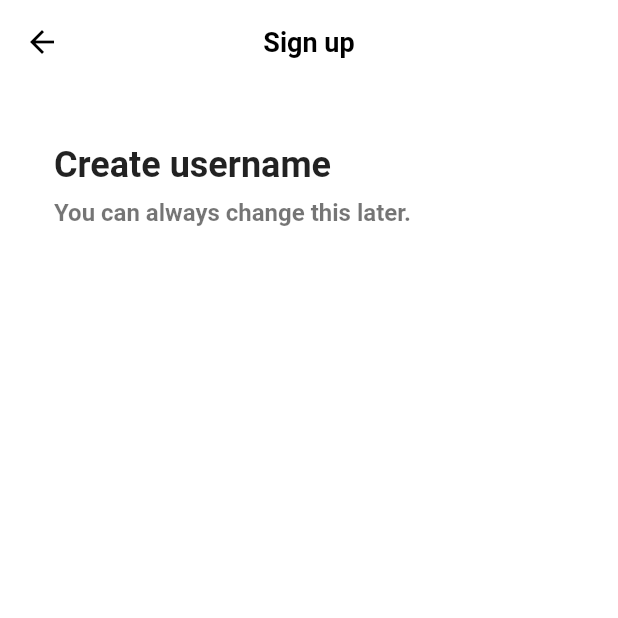
After one commit to Kimyongba/tiltok_clone, a Flutter app: the screen it shows after launch, after a tap on "Use email & password", on a phone screen of 412 x 824 dp, the top half of it. The commit adds this screen. Run offline on Flutter 3.47's test engine with Material 2 defaults, Android fonts, the phone set to English and light mode, and no system bars; our stand-ins replace font_awesome_flutter.

Commit message:
4.3 Sign Up Form

```diff
--- /dev/null
+++ b/lib/features/authentication/email_screen.dart
@@ -0,0 +1,47 @@
+import 'package:flutter/material.dart';
+
+import '../../constants/gaps.dart';
+import '../../constants/sizes.dart';
+
+class EmailScreen extends StatelessWidget {
+  const EmailScreen({super.key});
+
+  @override
+  Widget build(BuildContext context) {
+    return Scaffold(
+      backgroundColor: Colors.white,
+      appBar: AppBar(
+        title: const Text(
+          "Sign up",
+        ),
+      ),
+      body: const Padding(
+        padding: EdgeInsets.symmetric(
+          horizontal: Sizes.size36,
+        ),
+        child: Column(
+          crossAxisAlignment: CrossAxisAlignment.start,
+          children: [
+            Gaps.v40,
+            Text(
+              "Create username",
+              style: TextStyle(
+                fontSize: Sizes.size24,
+                fontWeight: FontWeight.w700,
+              ),
+            ),
+            Gaps.v8,
+            Text(
+              "You can always change this later.",
+              style: TextStyle(
+                fontSize: Sizes.size16,
+                fontWeight: FontWeight.w600,
+                color: Colors.black54,
+              ),
+            ),
+          ],
+        ),
+      ),
+    );
+  }
+}
--- a/lib/features/authentication/login_screen.dart
+++ b/lib/features/authentication/login_screen.dart
@@ -8,7 +8,7 @@ import '../../constants/sizes.dart';
 class LogInScreen extends StatelessWidget {
   const LogInScreen({super.key});
 
-  void onSignUpTap(BuildContext context) {
+  void _onSignUpTap(BuildContext context) {
     Navigator.of(context).pop();
   }
 
@@ -48,7 +48,7 @@ class LogInScreen extends StatelessWidget {
         ),
       ),
       bottomNavigationBar: BottomAppBar(
-        color: Colors.grey.shade100,
+        color: Colors.grey.shade50,
         elevation: 2,
         child: Padding(
           padding: const EdgeInsets.symmetric(vertical: Sizes.size32),
@@ -58,7 +58,7 @@ class LogInScreen extends StatelessWidget {
               const Text("Don't have an account?"),
               Gaps.h5,
               GestureDetector(
-                onTap: () => onSignUpTap(context),
+                onTap: () => _onSignUpTap(context),
                 child: Text(
                   'Sign up',
                   style: TextStyle(
--- a/lib/features/authentication/sign_up_screen.dart
+++ b/lib/features/authentication/sign_up_screen.dart
@@ -1,5 +1,6 @@
 import 'package:flutter/material.dart';
 import 'package:font_awesome_flutter/font_awesome_flutter.dart';
+import 'package:tiktok_clone/features/authentication/email_screen.dart';
 import 'package:tiktok_clone/features/authentication/login_screen.dart';
 import 'package:tiktok_clone/features/authentication/widgets/auth_button.dart';
 
@@ -9,7 +10,7 @@ import '../../constants/sizes.dart';
 class SignUpScreen extends StatelessWidget {
   const SignUpScreen({super.key});
 
-  void onLoginTap(BuildContext context) {
+  void _onLoginTap(BuildContext context) {
     Navigator.of(context).push(
       MaterialPageRoute(
         builder: (context) => const LogInScreen(),
@@ -17,22 +18,30 @@ class SignUpScreen extends StatelessWidget {
     );
   }
 
+  void _onEmailTap(BuildContext context) {
+    Navigator.of(context).push(
+      MaterialPageRoute(
+        builder: (context) => const EmailScreen(),
+      ),
+    );
+  }
+
   @override
   Widget build(BuildContext context) {
     return Scaffold(
-      body: const SafeArea(
+      body: SafeArea(
         child: Padding(
-          padding: EdgeInsets.symmetric(horizontal: Sizes.size40),
+          padding: const EdgeInsets.symmetric(horizontal: Sizes.size40),
           child: Column(
             children: [
               Gaps.v80,
-              Text(
+              const Text(
                 "Sign up for TikTok",
                 style: TextStyle(
                     fontSize: Sizes.size24, fontWeight: FontWeight.w700),
               ),
               Gaps.v20,
-              Text(
+              const Text(
                 "Create a profile, follow other accounts, make your own videos, and more.",
                 style: TextStyle(
                   fontSize: Sizes.size16,
@@ -41,11 +50,14 @@ class SignUpScreen extends StatelessWidget {
                 textAlign: TextAlign.center,
               ),
               Gaps.v40,
-              AuthButton(
-                  icon: FaIcon(FontAwesomeIcons.user),
-                  text: "Use email & password"),
+              GestureDetector(
+                onTap: () => _onEmailTap(context),
+                child: const AuthButton(
+                    icon: FaIcon(FontAwesomeIcons.user),
+                    text: "Use email & password"),
+              ),
               Gaps.v16,
-              AuthButton(
+              const AuthButton(
                   icon: FaIcon(FontAwesomeIcons.apple),
                   text: "Continue with Apple"),
             ],
@@ -53,7 +65,7 @@ class SignUpScreen extends StatelessWidget {
         ),
       ),
       bottomNavigationBar: BottomAppBar(
-        color: Colors.grey.shade100,
+        color: Colors.grey.shade50,
         elevation: 2,
         child: Padding(
           padding: const EdgeInsets.symmetric(vertical: Sizes.size32),
@@ -63,7 +75,7 @@ class SignUpScreen extends StatelessWidget {
               const Text('Already have an account?'),
               Gaps.h5,
               GestureDetector(
-                onTap: () => onLoginTap(context),
+                onTap: () => _onLoginTap(context),
                 child: Text(
                   'Log in',
                   style: TextStyle(
--- a/lib/main.dart
+++ b/lib/main.dart
@@ -1,5 +1,6 @@
 import 'package:flutter/material.dart';
 
+import 'constants/sizes.dart';
 import 'features/authentication/sign_up_screen.dart';
 
 void main() {
@@ -14,8 +15,20 @@ class TikTokApp extends StatelessWidget {
     return MaterialApp(
       title: 'TikTok Clone',
       theme: ThemeData(
-        primaryColor: const Color(0xFFE9435A), //틱톡색깔
-      ),
+          scaffoldBackgroundColor: Colors.white,
+          primaryColor: const Color(0xFFE9435A),
+          appBarTheme: const AppBarTheme(
+            centerTitle: true,
+            foregroundColor: Colors.black,
+            backgroundColor: Colors.white,
+            elevation: 0,
+            titleTextStyle: TextStyle(
+              color: Colors.black,
+              fontSize: Sizes.size16 + Sizes.size2,
+              fontWeight: FontWeight.w600,
+            ),
+          ) //틱톡색깔
+          ),
       home: const SignUpScreen(),
     );
   }
```
Also changed, not shown: lib/features/authentication/username_screen.dart (added).
